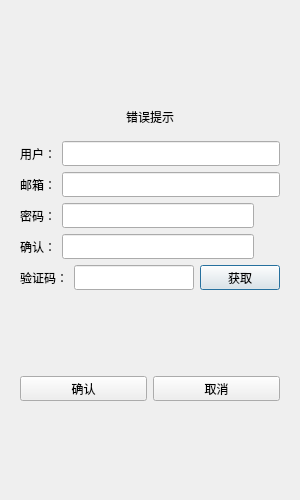
Qt form New_Client/ui/dialogs/registerdialog.ui (fhb-99/code-first-project) before a commit.
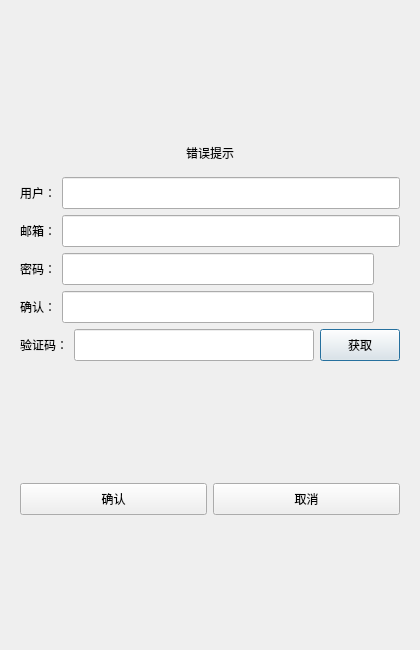
The same form after that commit. Custom widgets are drawn as their Qt base class.

Patch:
```diff
--- a/New_Client/ui/dialogs/registerdialog.ui
+++ b/New_Client/ui/dialogs/registerdialog.ui
@@ -6,20 +6,20 @@
    <rect>
     <x>0</x>
     <y>0</y>
-    <width>300</width>
-    <height>500</height>
+    <width>420</width>
+    <height>650</height>
    </rect>
   </property>
   <property name="minimumSize">
    <size>
-    <width>300</width>
-    <height>500</height>
+    <width>420</width>
+    <height>650</height>
    </size>
   </property>
   <property name="maximumSize">
    <size>
-    <width>300</width>
-    <height>500</height>
+    <width>420</width>
+    <height>650</height>
    </size>
   </property>
   <property name="windowTitle">
@@ -71,13 +71,13 @@
              <property name="minimumSize">
               <size>
                <width>0</width>
-               <height>25</height>
+               <height>32</height>
               </size>
              </property>
              <property name="maximumSize">
               <size>
                <width>16777215</width>
-               <height>25</height>
+               <height>32</height>
               </size>
              </property>
              <property name="text">
@@ -90,13 +90,13 @@
              <property name="minimumSize">
               <size>
                <width>0</width>
-               <height>25</height>
+               <height>32</height>
               </size>
              </property>
              <property name="maximumSize">
               <size>
                <width>16777215</width>
-               <height>25</height>
+               <height>32</height>
               </size>
              </property>
             </widget>
@@ -110,13 +110,13 @@
              <property name="minimumSize">
               <size>
                <width>0</width>
-               <height>25</height>
+               <height>32</height>
               </size>
              </property>
              <property name="maximumSize">
               <size>
                <width>16777215</width>
-               <height>25</height>
+               <height>32</height>
               </size>
              </property>
              <property name="text">
@@ -129,13 +129,13 @@
              <property name="minimumSize">
               <size>
                <width>0</width>
-               <height>25</height>
+               <height>32</height>
               </size>
              </property>
              <property name="maximumSize">
               <size>
                <width>16777215</width>
-               <height>25</height>
+               <height>32</height>
               </size>
              </property>
             </widget>
@@ -149,13 +149,13 @@
              <property name="minimumSize">
               <size>
                <width>0</width>
-               <height>25</height>
+               <height>32</height>
               </size>
              </property>
              <property name="maximumSize">
               <size>
                <width>16777215</width>
-               <height>25</height>
+               <height>32</height>
               </size>
              </property>
              <property name="text">
@@ -168,13 +168,13 @@
              <property name="minimumSize">
               <size>
                <width>0</width>
-               <height>25</height>
+               <height>32</height>
               </size>
              </property>
              <property name="maximumSize">
               <size>
                <width>16777215</width>
-               <height>25</height>
+               <height>32</height>
               </size>
              </property>
             </widget>
@@ -210,13 +210,13 @@
              <property name="minimumSize">
               <size>
                <width>0</width>
-               <height>25</height>
+               <height>32</height>
               </size>
              </property>
              <property name="maximumSize">
               <size>
                <width>16777215</width>
-               <height>25</height>
+               <height>32</height>
               </size>
              </property>
              <property name="text">
@@ -229,13 +229,13 @@
              <property name="minimumSize">
               <size>
                <width>0</width>
-               <height>25</height>
+               <height>32</height>
               </size>
              </property>
              <property name="maximumSize">
               <size>
                <width>16777215</width>
-               <height>25</height>
+               <height>32</height>
               </size>
              </property>
             </widget>
@@ -271,13 +271,13 @@
              <property name="minimumSize">
               <size>
                <width>0</width>
-               <height>25</height>
+               <height>32</height>
               </size>
              </property>
              <property name="maximumSize">
               <size>
                <width>16777215</width>
-               <height>25</height>
+               <height>32</height>
               </size>
              </property>
              <property name="text">
@@ -290,13 +290,13 @@
              <property name="minimumSize">
               <size>
                <width>0</width>
-               <height>25</height>
+               <height>32</height>
               </size>
              </property>
              <property name="maximumSize">
               <size>
                <width>16777215</width>
-               <height>25</height>
+               <height>32</height>
               </size>
              </property>
             </widget>
@@ -306,13 +306,13 @@
              <property name="minimumSize">
               <size>
                <width>0</width>
-               <height>25</height>
+               <height>32</height>
               </size>
              </property>
              <property name="maximumSize">
               <size>
                <width>16777215</width>
-               <height>25</height>
+               <height>32</height>
               </size>
              </property>
              <property name="text">
@@ -342,13 +342,13 @@
              <property name="minimumSize">
               <size>
                <width>0</width>
-               <height>25</height>
+               <height>32</height>
               </size>
              </property>
              <property name="maximumSize">
               <size>
                <width>16777215</width>
-               <height>25</height>
+               <height>32</height>
               </size>
              </property>
              <property name="text">
@@ -361,13 +361,13 @@
              <property name="minimumSize">
               <size>
                <width>0</width>
-               <height>25</height>
+               <height>32</height>
               </size>
              </property>
              <property name="maximumSize">
               <size>
                <width>16777215</width>
-               <height>25</height>
+               <height>32</height>
               </size>
              </property>
              <property name="text">
```
Left out of the diff: 4 changed lines with no effect on the pictures.
